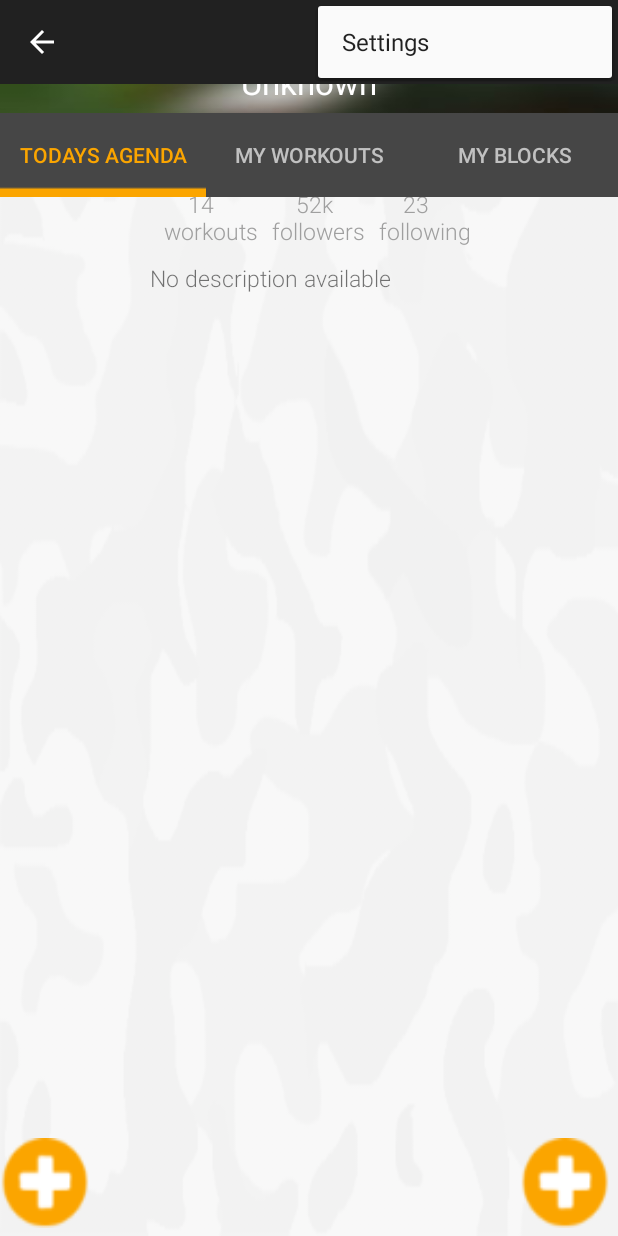
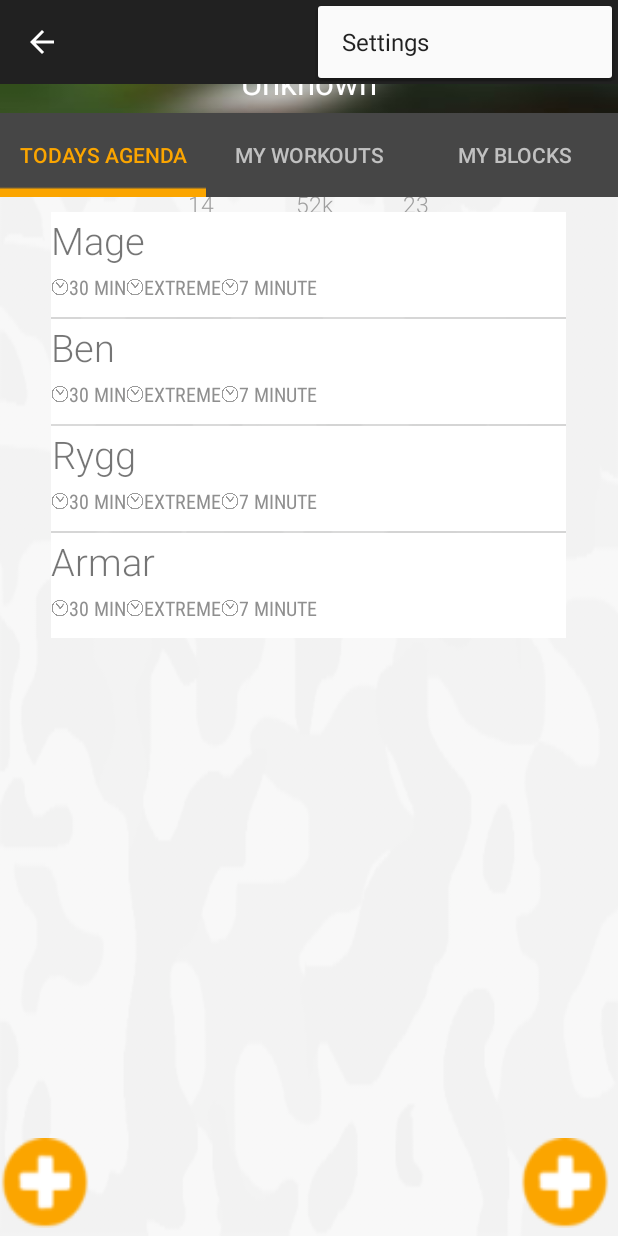
Before and after one commit to seccret/VikingWorkout, an Android app: the fragment FragmentProfile placed in its activity, with the options menu open, on a phone screen of 412 x 824 dp. Run offline under Robolectric (Android 15) with nearby library versions, the phone set to English and light mode, and no system bars; libraries missing offline, so code that uses them is left out: com.google.gdata.util, com.sothree.slidinguppanel, org.mortbay.jetty; plain views replace SlidingUpPanelLayout; 6 statements that could not run were skipped.

Commit message:
*Created ViewPager

```diff
--- a/app/src/main/java/com/example/patirk/vikingworkout/AdapterProfileWorkout.java
+++ b/app/src/main/java/com/example/patirk/vikingworkout/AdapterProfileWorkout.java
@@ -20,10 +20,11 @@ public class AdapterProfileWorkout extends BaseAdapter {
     private static Workout workout = null;
 
     // Constructor
-    public AdapterProfileWorkout(Context c, List<Workout> workoutList) {
+    public AdapterProfileWorkout(Context c, List<Integer> workoutList) {
         mInflater = LayoutInflater.from(c);
 
-        for (Workout w : workoutList) {
+        for (int workoutId : workoutList) {
+            Workout w = MainActivity.getWorkoutByID(workoutId);
             int id = w.getId();
             String name = w.getName();
             mItems.add(new Item(id, name, 1));
--- a/app/src/main/java/com/example/patirk/vikingworkout/CustomPagerAdapter.java
+++ b/app/src/main/java/com/example/patirk/vikingworkout/CustomPagerAdapter.java
@@ -7,6 +7,10 @@ import android.view.View;
 import android.view.ViewGroup;
 import android.widget.ImageView;
 import android.widget.LinearLayout;
+import android.widget.ListView;
+
+import java.util.ArrayList;
+import java.util.List;
 
 /**
  * Created by olivia on 2016-01-02.
@@ -15,20 +19,17 @@ public class CustomPagerAdapter extends PagerAdapter {
 
     Context mContext;
     LayoutInflater mLayoutInflater;
+    List<Day> mResources;
 
     public CustomPagerAdapter(Context context) {
         mContext = context;
         mLayoutInflater = (LayoutInflater) mContext.getSystemService(Context.LAYOUT_INFLATER_SERVICE);
+        mResources = MainActivity.getDays();
     }
-
-    int[] mResources = {
-            R.drawable.banner4,
-            R.drawable.banner3,
-    };
 
     @Override
     public int getCount() {
-        return mResources.length;
+        return mResources.size();
     }
 
     @Override
@@ -40,8 +41,10 @@ public class CustomPagerAdapter extends PagerAdapter {
     public Object instantiateItem(ViewGroup container, int position) {
         View itemView = mLayoutInflater.inflate(R.layout.item_pager, container, false);
 
-        ImageView imageView = (ImageView) itemView.findViewById(R.id.imageView);
-        imageView.setImageResource(mResources[position]);
+
+        ListView agenda = (ListView) itemView.findViewById(R.id.lvAgenda);
+        AdapterProfileWorkout AI = new AdapterProfileWorkout(itemView.getContext(), mResources.get(position).getWorkouts());
+        agenda.setAdapter(AI);
 
         container.addView(itemView);
 
--- /dev/null
+++ b/app/src/main/java/com/example/patirk/vikingworkout/Day.java
@@ -0,0 +1,41 @@
+package com.example.patirk.vikingworkout;
+
+import android.graphics.Bitmap;
+import android.graphics.Movie;
+import android.graphics.drawable.Drawable;
+
+import java.io.InputStream;
+import java.io.Serializable;
+import java.util.ArrayList;
+import java.util.List;
+
+/**
+ * Created by Patirk on 03/09/2015.
+ */
+public class Day implements Serializable {
+    private int date_id;
+
+    public List<Integer> workouts;
+
+    public Day(int date_id, List<Integer> workouts) {
+        this.date_id = date_id;
+        this.workouts = workouts;
+    }
+
+    public int getDateId() {
+        return date_id;
+    }
+
+    public List<Integer> getWorkouts() {
+        return workouts;
+    }
+
+    public void addWorkouts(int i) {
+        this.workouts.add(i);
+    }
+
+    public void setWorkouts(List<Integer> listW) {
+        this.workouts = new ArrayList<>();
+        this.workouts = listW;
+    }
+}
--- a/app/src/main/java/com/example/patirk/vikingworkout/FragmentProfile.java
+++ b/app/src/main/java/com/example/patirk/vikingworkout/FragmentProfile.java
@@ -11,16 +11,28 @@ import android.view.MenuInflater;
 import android.view.MenuItem;
 import android.view.View;
 import android.view.ViewGroup;
+import android.widget.ArrayAdapter;
 import android.widget.Button;
+import android.widget.CalendarView;
 import android.widget.ImageView;
 import android.widget.ListView;
 import android.widget.TextView;
 import android.widget.Toast;
+import android.support.v4.app.Fragment;
+import android.support.v4.app.FragmentActivity;
+import android.support.v4.app.FragmentManager;
+import android.support.v4.app.FragmentPagerAdapter;
+import android.support.v4.view.ViewPager;
+
 
 import com.sothree.slidinguppanel.SlidingUpPanelLayout;
 
+import org.mortbay.jetty.Main;
+
 import java.util.ArrayList;
+import java.util.Calendar;
 import java.util.List;
+import java.util.Vector;
 
 /**
  * Created by Patirk on 03/09/2015.
@@ -55,15 +67,21 @@ public class FragmentProfile extends android.support.v4.app.Fragment {
                              Bundle savedInstanceState) {
         final View rootView = inflater.inflate(R.layout.fragment_profile, container, false);
         rootView.findViewById(R.id.tvItemWorkout);
-        final ListView lvProfile;
+        final ListView lv = (ListView) rootView.findViewById(R.id.lvWorkouts);
+        final ImageView profilePic = (ImageView) rootView.findViewById(R.id.ivProfileImage);
+        final TextView profileName = (TextView) rootView.findViewById(R.id.tvProfileName);
+        final TextView profileDesc = (TextView) rootView.findViewById(R.id.tvProfileInfo);
+        final ImageView plus = (ImageView) rootView.findViewById(R.id.ivProfilePlus);
+        final ImageView wplus = (ImageView) rootView.findViewById(R.id.ivProfilePlusW);
+        final ViewPager viewPager = (ViewPager) rootView.findViewById(R.id.pager);
+        final SlidingUpPanelLayout supl = (SlidingUpPanelLayout) rootView.findViewById(R.id.sliding_layout);
+        final Button myAgendaButton = (Button) rootView.findViewById(R.id.bToggleLeft);
+        final Button myWorkoutButton = (Button) rootView.findViewById(R.id.bToggleMiddle);
+        final Button myBlockButton = (Button) rootView.findViewById(R.id.bToggleRight);
+
         Drawable pPic = MainActivity.profile.getPicture();
         String pName = MainActivity.profile.getName();
         String pDesc = MainActivity.profile.getDesc();
-        final ImageView profilePic = (ImageView) rootView.findViewById(R.id.ivProfileImage);
-        TextView profileName = (TextView) rootView.findViewById(R.id.tvProfileName);
-        TextView profileDesc = (TextView) rootView.findViewById(R.id.tvProfileInfo);
-        final ImageView plus = (ImageView) rootView.findViewById(R.id.ivProfilePlus);
-        final ImageView wplus = (ImageView) rootView.findViewById(R.id.ivProfilePlusW);
 
         if (pPic != null) {
             profilePic.setImageDrawable(null);
@@ -72,16 +90,13 @@ public class FragmentProfile extends android.support.v4.app.Fragment {
         profileName.setText(pName);
         profileDesc.setText(pDesc);
 
-        final Button myAgendaButton = (Button) rootView.findViewById(R.id.bToggleLeft);
-        final Button myWorkoutButton = (Button) rootView.findViewById(R.id.bToggleMiddle);
-        final Button myBlockButton = (Button) rootView.findViewById(R.id.bToggleRight);
+        //Create list of users workout
+        final List<Integer> myWorkout = MainActivity.profile.getMyWorkoutsAsID();
 
-        //Create list of users workout
-        final List<Workout> myWorkout = MainActivity.profile.getMyWorkouts();
-
-        final SlidingUpPanelLayout supl = (SlidingUpPanelLayout) rootView.findViewById(R.id.sliding_layout);
         final SlidingUpPanelLayout.PanelState wut = supl.getPanelState();
         final String wut2 = wut.toString();
+
+        viewPager.setAdapter(new CustomPagerAdapter(getContext()));
 
         plus.setOnClickListener(new View.OnClickListener() {
             @Override
@@ -114,6 +129,8 @@ public class FragmentProfile extends android.support.v4.app.Fragment {
                 myAgendaButton.setTextColor(Color.parseColor("#fba500"));
                 myBlockButton.setTextColor(Color.parseColor("#c1c1c1"));
                 myWorkoutButton.setTextColor(Color.parseColor("#c1c1c1"));
+                lv.setVisibility(View.GONE);
+                viewPager.setVisibility(View.VISIBLE);
                 if (supl.getPanelState() == SlidingUpPanelLayout.PanelState.EXPANDED) {
                     Toast.makeText(MainActivity.mainActivity, "Expanded", Toast.LENGTH_SHORT).show();
                     profilePic.setVisibility(View.INVISIBLE);
@@ -134,7 +151,8 @@ public class FragmentProfile extends android.support.v4.app.Fragment {
                 myWorkoutButton.setTextColor(Color.parseColor("#fba500"));
                 myBlockButton.setTextColor(Color.parseColor("#c1c1c1"));
                 myAgendaButton.setTextColor(Color.parseColor("#c1c1c1"));
-                ListView lv = (ListView) rootView.findViewById(R.id.lvWorkouts);
+                lv.setVisibility(View.VISIBLE);
+                viewPager.setVisibility(View.GONE);
                 AdapterProfileWorkout AI = new AdapterProfileWorkout(rootView.getContext(), myWorkout);
                 lv.setAdapter(AI);
             }
@@ -149,7 +167,8 @@ public class FragmentProfile extends android.support.v4.app.Fragment {
                 myBlockButton.setTextColor(Color.parseColor("#fba500"));
                 myAgendaButton.setTextColor(Color.parseColor("#c1c1c1"));
                 myWorkoutButton.setTextColor(Color.parseColor("#c1c1c1"));
-                ListView lv = (ListView) rootView.findViewById(R.id.lvWorkouts);
+                lv.setVisibility(View.VISIBLE);
+                viewPager.setVisibility(View.GONE);
                 AdapterProfileBlock AI = new AdapterProfileBlock(rootView.getContext(), MainActivity.profile.getMyBlocks());
                 lv.setAdapter(AI);
             }
--- a/app/src/main/java/com/example/patirk/vikingworkout/MainActivity.java
+++ b/app/src/main/java/com/example/patirk/vikingworkout/MainActivity.java
@@ -39,11 +39,13 @@ public class MainActivity extends ActionBarActivity
     public static Workout currentWorkout = null;
     public static Block currentBlock = null;
     public static Exercise currentExercise = null;
+    public static Day currentDay = null;
     public static FragmentManager fragmentManager = null;
     public static int lastLongClick, activeWorkoutCounter=0;
     private static List<Block> blocksList = null;
     private static List<Exercise> exerciseList = null;
     private static List<Workout> workouts = null;
+    private static List<Day> days = null;
 
 
     /**
@@ -65,11 +67,13 @@ public class MainActivity extends ActionBarActivity
         // = savedInstanceState.get("allrecipes");
         //Toast.makeText(this, st, Toast.LENGTH_SHORT).show();
         MainActivity.workouts = new ArrayList<Workout>();
+        MainActivity.days = new ArrayList<Day>();
         loadExercises();
 
         loadProfile();
-//        loadWorkouts();
         loadBlocks();
+        loadWorkouts();
+        loadDays();
         //  List<Workout> l = new ArrayList<>();
         // profile = new Profile(1337,"Olivia", "hej",l);
        // List<Integer> l = new ArrayList<>();
@@ -191,7 +195,19 @@ public class MainActivity extends ActionBarActivity
         }
         return null;
     }
-
+    public static Day getDayByID (int dateid) {
+        for (Day d : days) {
+            if (d.getDateId() == dateid) {
+                return d;
+            }
+        }
+        for(Day d : getDays()){
+            if(d.getDateId() == dateid){
+                return d;
+            }
+        }
+        return null;
+    }
     public static Workout getWorkoutByID (int id){
         for(Workout w : workouts){
             if(w.getId() == id){
@@ -212,6 +228,26 @@ public class MainActivity extends ActionBarActivity
 
     public static List<Workout> getWorkouts (){
        return workouts;
+    }
+
+    public static List<Day> getDays (){
+        return days;
+    }
+
+    public boolean loadDays(){
+        List<Integer> w = new ArrayList<>();
+        w.add(0);
+        w.add(1);
+        w.add(2);
+        w.add(3);
+        MainActivity.days = new ArrayList<Day>();
+        MainActivity.days.add(new Day(0, w));
+        MainActivity.days.add(new Day(1, w));
+        MainActivity.days.add(new Day(2, w));
+        MainActivity.days.add(new Day(3, w));
+        MainActivity.days.add(new Day(4, w));
+        MainActivity.days.add(new Day(5, w));
+        return true;
     }
 
     public boolean loadWorkouts(){
--- a/app/src/main/java/com/example/patirk/vikingworkout/Profile.java
+++ b/app/src/main/java/com/example/patirk/vikingworkout/Profile.java
@@ -62,6 +62,14 @@ public class Profile implements Serializable{
 
     public List<Workout> getMyWorkouts(){
         return myWorkout;
+    }
+
+    public List<Integer> getMyWorkoutsAsID(){
+        List<Integer> workoutIdList = new ArrayList<>();
+        for(Workout w : myWorkout){
+            workoutIdList.add(w.getId());
+        }
+        return workoutIdList;
     }
 
     public List<Block> getMyBlocks(){
--- a/app/src/main/res/layout/fragment_profile.xml
+++ b/app/src/main/res/layout/fragment_profile.xml
@@ -141,12 +141,34 @@
                 android:id="@+id/lvWorkouts"
                 android:layout_width="343dp"
                 android:layout_height="match_parent"
+                android:visibility="gone"
                 android:layout_marginTop="10dp"
                 android:layout_gravity="center"
                 android:verticalSpacing="2dp"
                 android:stretchMode="columnWidth"
-                android:layout_alignParentTop="true"
                 />
+            <LinearLayout
+                android:id="@+id/llProfileAgenda"
+                android:layout_width="match_parent"
+                android:layout_height="match_parent"
+                android:orientation="vertical">
+                <android.support.v4.view.ViewPager
+                    xmlns:android="http://schemas.android.com/apk/res/android"
+                    android:id="@+id/pager"
+                    android:layout_width="match_parent"
+                    android:layout_height="match_parent">
+                </android.support.v4.view.ViewPager>
+
+                <GridView
+                    android:id="@+id/gvProfileCalendar"
+                    android:layout_width="343dp"
+                    android:layout_height="match_parent"
+                    android:layout_marginTop="10dp"
+                    android:layout_gravity="center"
+                    android:verticalSpacing="2dp"
+                    android:numColumns="7"/>
+
+            </LinearLayout>
         </LinearLayout>
 
 
--- a/app/src/main/res/layout/item_pager.xml
+++ b/app/src/main/res/layout/item_pager.xml
@@ -4,8 +4,13 @@
     android:orientation="vertical" android:layout_width="match_parent"
     android:layout_height="match_parent">
 
-    <ImageView
-        android:layout_width="match_parent"
-        android:layout_height="match_parent"
-        android:id="@+id/imageView" />
+    <ListView
+        android:id="@+id/lvAgenda"
+        android:layout_width="343dp"
+        android:layout_height="wrap_content"
+        android:layout_marginTop="10dp"
+        android:layout_gravity="center"
+        android:verticalSpacing="2dp"
+        android:stretchMode="columnWidth"
+        />
 </LinearLayout>
```
Also changed, not shown: 1 other file.
